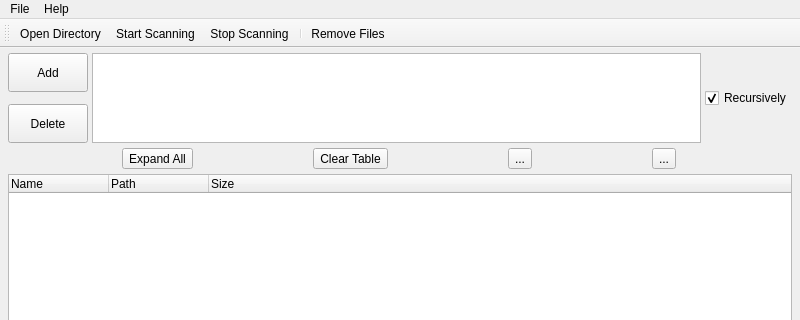
vsklamm/FDuplicate, file mainwindow.ui: the form before one commit; both pictures show x 0 to 800 and y 0 to 320 of the 800 by 600 pixel window.
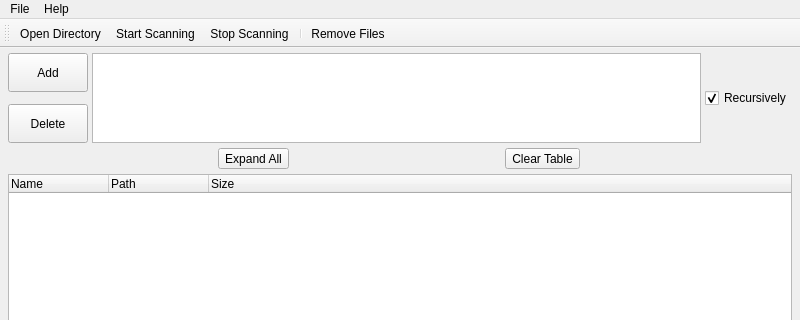
The form after the commit.

```diff
--- a/mainwindow.ui
+++ b/mainwindow.ui
@@ -177,20 +177,6 @@
          </property>
         </widget>
        </item>
-       <item>
-        <widget class="QToolButton" name="toolButton_2">
-         <property name="text">
-          <string>...</string>
-         </property>
-        </widget>
-       </item>
-       <item>
-        <widget class="QToolButton" name="toolButton">
-         <property name="text">
-          <string>...</string>
-         </property>
-        </widget>
-       </item>
       </layout>
      </widget>
     </item>
```
